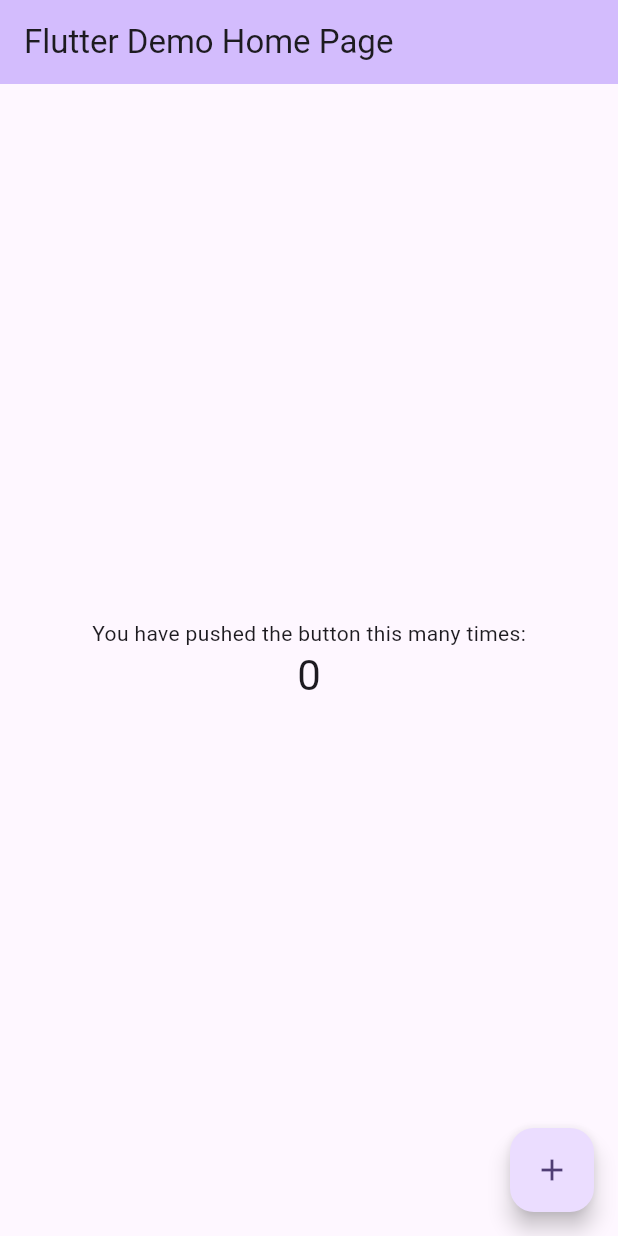
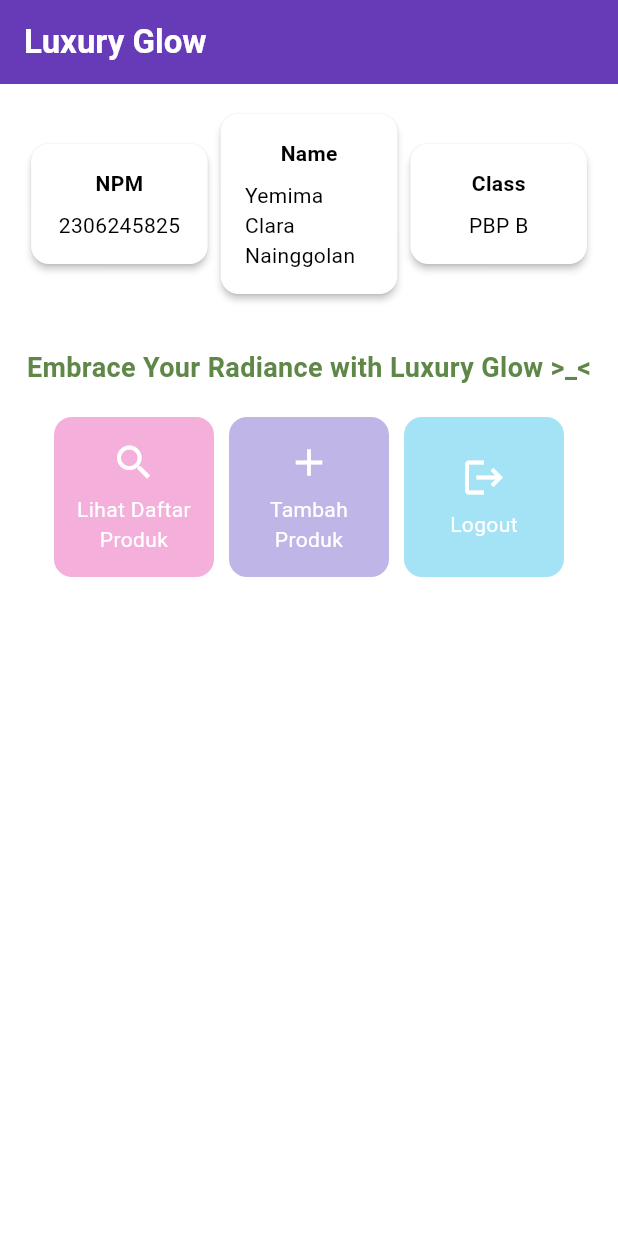
Before and after one commit to yemy16/luxury-glow-mobile, a Flutter app: the screen it shows after launch, on a phone screen of 412 x 824 dp. Run offline on Flutter 3.47's test engine with Material 3 defaults, Android fonts, the phone set to English and light mode, and no system bars.

Commit message:
Create 3 buttons and show snackbar

```diff
--- a/luxury_glow/lib/main.dart
+++ b/luxury_glow/lib/main.dart
@@ -1,4 +1,5 @@
 import 'package:flutter/material.dart';
+import 'package:luxury_glow/menu.dart';
 
 void main() {
   runApp(const MyApp());
@@ -11,7 +12,7 @@
   @override
   Widget build(BuildContext context) {
     return MaterialApp(
-      title: 'Flutter Demo',
+      title: 'Luxury Glow',
       theme: ThemeData(
         // This is the theme of your application.
         //
@@ -28,98 +29,10 @@
         //
         // This works for code too, not just values: Most code changes can be
         // tested with just a hot reload.
-        colorScheme: ColorScheme.fromSeed(seedColor: Colors.deepPurple),
+        colorScheme: ColorScheme.fromSwatch(primarySwatch: Colors.deepPurple,).copyWith(secondary: Colors.deepPurple[400]),
         useMaterial3: true,
       ),
-      home: const MyHomePage(title: 'Flutter Demo Home Page'),
+      home: MyHomePage(),
     );
   }
 }
-
-class MyHomePage extends StatefulWidget {
-  const MyHomePage({super.key, required this.title});
-
-  // This widget is the home page of your application. It is stateful, meaning
-  // that it has a State object (defined below) that contains fields that affect
-  // how it looks.
-
-  // This class is the configuration for the state. It holds the values (in this
-  // case the title) provided by the parent (in this case the App widget) and
-  // used by the build method of the State. Fields in a Widget subclass are
-  // always marked "final".
-
-  final String title;
-
-  @override
-  State<MyHomePage> createState() => _MyHomePageState();
-}
-
-class _MyHomePageState extends State<MyHomePage> {
-  int _counter = 0;
-
-  void _incrementCounter() {
-    setState(() {
-      // This call to setState tells the Flutter framework that something has
-      // changed in this State, which causes it to rerun the build method below
-      // so that the display can reflect the updated values. If we changed
-      // _counter without calling setState(), then the build method would not be
-      // called again, and so nothing would appear to happen.
-      _counter++;
-    });
-  }
-
-  @override
-  Widget build(BuildContext context) {
-    // This method is rerun every time setState is called, for instance as done
-    // by the _incrementCounter method above.
-    //
-    // The Flutter framework has been optimized to make rerunning build methods
-    // fast, so that you can just rebuild anything that needs updating rather
-    // than having to individually change instances of widgets.
-    return Scaffold(
-      appBar: AppBar(
-        // TRY THIS: Try changing the color here to a specific color (to
-        // Colors.amber, perhaps?) and trigger a hot reload to see the AppBar
-        // change color while the other colors stay the same.
-        backgroundColor: Theme.of(context).colorScheme.inversePrimary,
-        // Here we take the value from the MyHomePage object that was created by
-        // the App.build method, and use it to set our appbar title.
-        title: Text(widget.title),
-      ),
-      body: Center(
-        // Center is a layout widget. It takes a single child and positions it
-        // in the middle of the parent.
-        child: Column(
-          // Column is also a layout widget. It takes a list of children and
-          // arranges them vertically. By default, it sizes itself to fit its
-          // children horizontally, and tries to be as tall as its parent.
-          //
-          // Column has various properties to control how it sizes itself and
-          // how it positions its children. Here we use mainAxisAlignment to
-          // center the children vertically; the main axis here is the vertical
-          // axis because Columns are vertical (the cross axis would be
-          // horizontal).
-          //
-          // TRY THIS: Invoke "debug painting" (choose the "Toggle Debug Paint"
-          // action in the IDE, or press "p" in the console), to see the
-          // wireframe for each widget.
-          mainAxisAlignment: MainAxisAlignment.center,
-          children: <Widget>[
-            const Text(
-              'You have pushed the button this many times:',
-            ),
-            Text(
-              '$_counter',
-              style: Theme.of(context).textTheme.headlineMedium,
-            ),
-          ],
-        ),
-      ),
-      floatingActionButton: FloatingActionButton(
-        onPressed: _incrementCounter,
-        tooltip: 'Increment',
-        child: const Icon(Icons.add),
-      ), // This trailing comma makes auto-formatting nicer for build methods.
-    );
-  }
-}
--- /dev/null
+++ b/luxury_glow/lib/menu.dart
@@ -0,0 +1,190 @@
+import 'package:flutter/material.dart';
+
+class MyHomePage extends StatelessWidget {
+  final String npm = '2306245825'; // NPM
+  final String name = 'Yemima Clara Nainggolan'; // Nama
+  final String className = 'PBP B'; // Kelas
+
+  MyHomePage({super.key});
+
+  @override
+  Widget build(BuildContext context) {
+    // Scaffold menyediakan struktur dasar halaman dengan AppBar dan body.
+    return Scaffold(
+      // AppBar adalah bagian atas halaman yang menampilkan judul.
+      appBar: AppBar(
+        // Judul aplikasi "Luxury Glow" dengan teks putih dan tebal.
+        title: const Text(
+          'Luxury Glow',
+          style: TextStyle(
+            color: Colors.white,
+            fontWeight: FontWeight.bold,
+          ),
+        ),
+        // Warna latar belakang AppBar diambil dari skema warna tema aplikasi.
+        backgroundColor: Theme.of(context).colorScheme.primary,
+      ),
+      // Body halaman dengan padding di sekelilingnya.
+      body: Padding(
+        padding: const EdgeInsets.all(16.0),
+        // Menyusun widget secara vertikal dalam sebuah kolom.
+        child: Column(
+          crossAxisAlignment: CrossAxisAlignment.center,
+          children: [
+            // Row untuk menampilkan 3 InfoCard secara horizontal.
+            Row(
+              mainAxisAlignment: MainAxisAlignment.spaceEvenly,
+              children: [
+                InfoCard(title: 'NPM', content: npm),
+                InfoCard(title: 'Name', content: name),
+                InfoCard(title: 'Class', content: className),
+              ],
+            ),
+
+            // Memberikan jarak vertikal 16 unit.
+            const SizedBox(height: 16.0),
+
+            // Menempatkan widget berikutnya di tengah halaman.
+            Center(
+              child: Column(
+                // Menyusun teks dan grid item secara vertikal.
+
+                children: [
+                  // Menampilkan teks sambutan dengan gaya tebal dan ukuran 18.
+                  const Padding(
+                    padding: EdgeInsets.only(top: 16.0),
+                    child: Text(
+                      'Embrace Your Radiance with Luxury Glow >_<',
+                      style: TextStyle(
+                        color: Color.fromARGB(255, 95, 135, 72),
+                        fontWeight: FontWeight.bold,
+                        fontSize: 18.0,
+                      ),
+                    ),
+                  ),
+
+                  // Grid untuk menampilkan ItemCard dalam bentuk grid 3 kolom.
+                  GridView.count(
+                    primary: true,
+                    padding: const EdgeInsets.all(20),
+                    crossAxisSpacing: 10,
+                    mainAxisSpacing: 10,
+                    crossAxisCount: 3,
+                    // Agar grid menyesuaikan tinggi kontennya.
+                    shrinkWrap: true,
+
+                    // Menampilkan ItemCard untuk setiap item dalam list items.
+                    children: items.map((ItemHomepage item) {
+                      return ItemCard(item);
+                    }).toList(),
+                  ),
+                ],
+              ),
+            ),
+          ],
+        ),
+      ),
+    );
+  }
+
+  final List<ItemHomepage> items = [
+    ItemHomepage("Lihat Daftar Produk", Icons.search, const Color.fromARGB(204, 241, 155, 210)),
+    ItemHomepage("Tambah Produk", Icons.add, const Color.fromARGB(225, 184, 171, 228)),
+    ItemHomepage("Logout", Icons.logout, const Color.fromARGB(231, 154, 224, 244)),
+  ];
+}
+
+class InfoCard extends StatelessWidget {
+  // Kartu informasi yang menampilkan title dan content.
+
+  final String title;  // Judul kartu.
+  final String content;  // Isi kartu.
+
+  const InfoCard({super.key, required this.title, required this.content});
+
+  @override
+  Widget build(BuildContext context) {
+    return Card(
+      // Membuat kotak kartu dengan bayangan dibawahnya.
+      elevation: 2.0,
+      child: Container(
+        // Mengatur ukuran dan jarak di dalam kartu.
+        width: MediaQuery.of(context).size.width / 3.5, // menyesuaikan dengan lebar device yang digunakan.
+        padding: const EdgeInsets.all(16.0),
+        // Menyusun title dan content secara vertikal.
+        child: Column(
+          children: [
+            Text(
+              title,
+              style: const TextStyle(fontWeight: FontWeight.bold),
+            ),
+            const SizedBox(height: 8.0),
+            Text(content),
+          ],
+        ),
+      ),
+    );
+  }
+}
+
+ class ItemHomepage {
+     final String name;
+     final IconData icon;
+     final Color color;
+
+     ItemHomepage(this.name, this.icon, this.color);
+ }
+
+class ItemCard extends StatelessWidget {
+  // Menampilkan kartu dengan ikon dan nama.
+
+  final ItemHomepage item;
+
+  const ItemCard(this.item, {super.key});
+
+  @override
+  Widget build(BuildContext context) {
+    return Material(
+      // Menentukan warna latar belakang dari tema aplikasi.
+      color: item.color,
+      // Membuat sudut kartu melengkung.
+      borderRadius: BorderRadius.circular(12),
+
+      child: InkWell(
+        // Aksi ketika kartu ditekan.
+        onTap: () {
+          // Menampilkan pesan SnackBar saat kartu ditekan.
+          ScaffoldMessenger.of(context)
+            ..hideCurrentSnackBar()
+            ..showSnackBar(
+              SnackBar(content: Text("Kamu telah menekan tombol ${item.name}!"))
+            );
+        },
+        // Container untuk menyimpan Icon dan Text
+        child: Container(
+          padding: const EdgeInsets.all(8),
+          child: Center(
+            child: Column(
+              // Menyusun ikon dan teks di tengah kartu.
+              mainAxisAlignment: MainAxisAlignment.center,
+              children: [
+                Icon(
+                  item.icon,
+                  color: Colors.white,
+                  size: 30.0,
+                ),
+                const Padding(padding: EdgeInsets.all(3)),
+                Text(
+                  item.name,
+                  textAlign: TextAlign.center,
+                  style: const TextStyle(color: Colors.white),
+                ),
+              ],
+            ),
+          ),
+        ),
+      ),
+    );
+  }
+
+}
```
